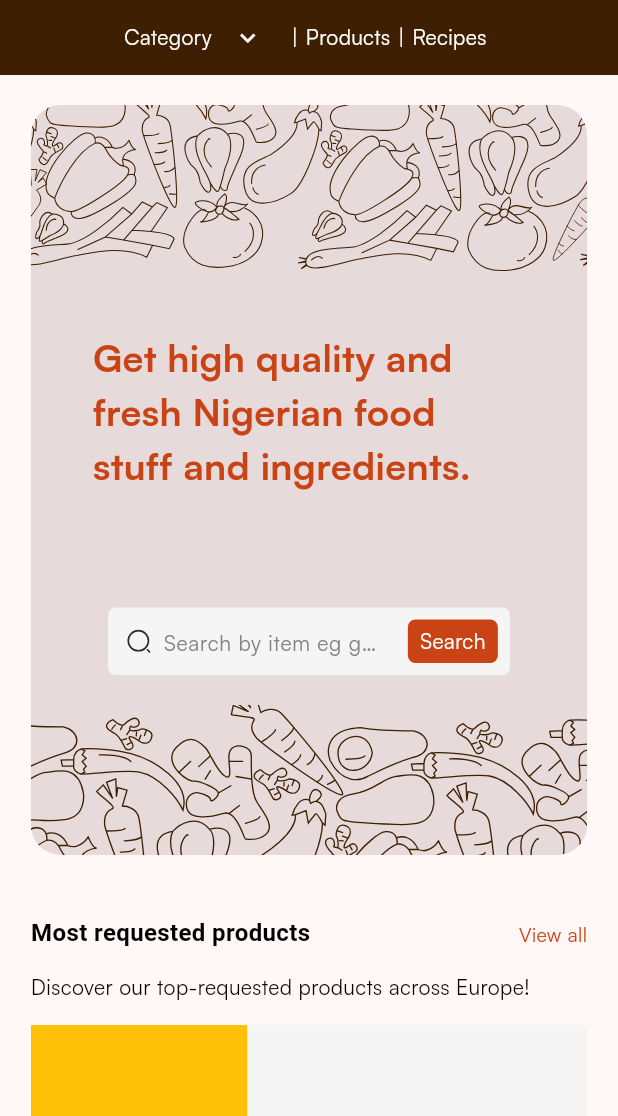
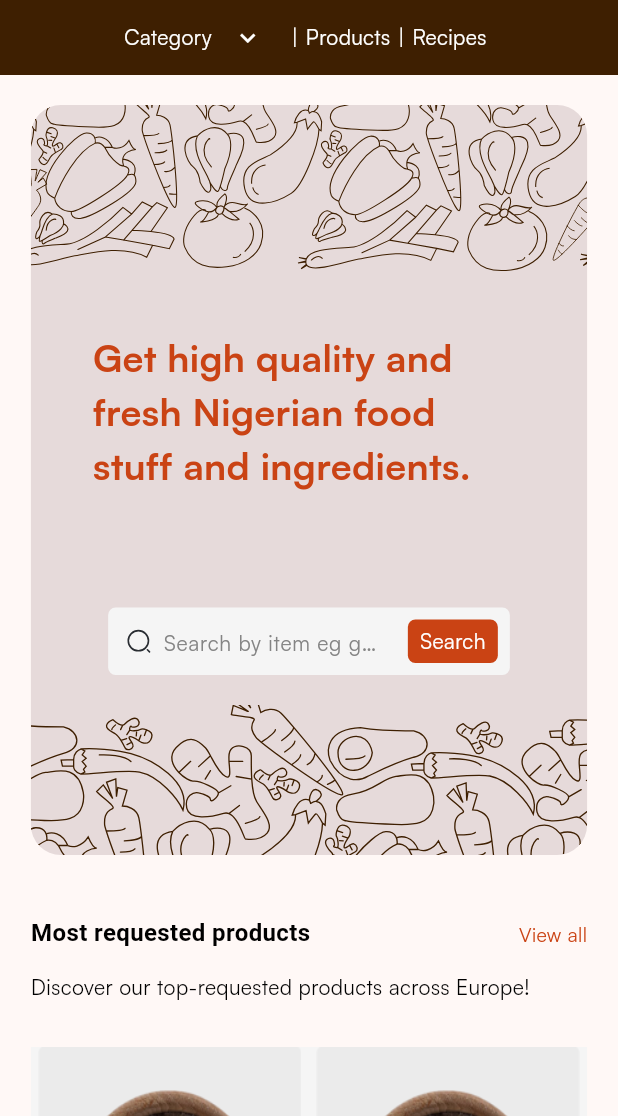
Before and after one commit to softkodestechnologies/Food_afro, a Flutter app: the screen it shows after launch, on a phone screen of 412 x 824 dp, the part 120-1236 px from its top. Run offline on Flutter 3.47's test engine with Material 2 defaults, Android fonts, the light colour scheme and no system bars; our stand-ins replace flutter_layout_grid, flutter_svg, google_fonts.

Commit message:
app_grid_widget 70%

```diff
--- a/lib/Screen/pages/home_screen/home_page.dart
+++ b/lib/Screen/pages/home_screen/home_page.dart
@@ -59,12 +59,7 @@ class _HomePageState extends State<HomePage> {
                 description:
                     'Discover our top-requested products across Europe!',
                 function: () {},
-                mobileRow: [
-                  auto,
-                  auto,
-                ],
-                widescreenRow: [auto],
-                productList: productlistprovider.mostRequestedProducts)
+                productList: productlistprovider.allproducts)
           ],
         ),
       ),
--- a/lib/util/responsive_screen.dart
+++ b/lib/util/responsive_screen.dart
@@ -11,3 +11,16 @@ class ResponsiveScreenView {
   static bool isMobile(BuildContext context) =>
       MediaQuery.of(context).size.width < 750;
 }
+
+
+ int rowNum({required int numofColumn, required int listLenght}) {
+      double rowIndexA = (listLenght / numofColumn);
+      int rowIndexB = (listLenght / numofColumn).floor();
+
+
+   if ( rowIndexA != rowIndexB){
+     return (rowIndexB+1);
+   }else{
+     return (rowIndexB);
+   }
+    }
--- /dev/null
+++ b/lib/widgets/app_ItemRowColumn.dart
@@ -0,0 +1,109 @@
+import 'package:flutter/material.dart';
+import 'package:food_afro_bean/util/responsive_screen.dart';
+
+class AppGridWidget extends StatelessWidget {
+  final int rowNum;
+  final int columnNum;
+  final List<Widget> widgetList;
+
+  const AppGridWidget(
+      {super.key,
+      required this.rowNum,
+      required this.columnNum,
+      required this.widgetList});
+
+  @override
+  Widget build(BuildContext context) {
+    var media = MediaQuery.of(context).size;
+    bool widescreen = (ResponsiveScreenView.isDesktop(context) ||
+        ResponsiveScreenView.isTablet(context));
+
+    List<List<Widget>> _generateMatrix() {
+      List<Widget> filledWidgets = List<Widget>.from(widgetList);
+      for (int i = filledWidgets.length; i < rowNum * columnNum; i++) {
+        filledWidgets.add(Container(
+          width: widescreen
+              ? 220
+              : media.width *
+                  .45, // the width should be the same as the product item card in the grid
+        )); // Fill in missing positions with empty containers
+      }
+
+      List<List<Widget>> matrix = List.generate(rowNum, (index) {
+        int startIndex = index * columnNum;
+        return filledWidgets.sublist(startIndex, startIndex + columnNum);
+      });
+
+      return matrix;
+    }
+
+    List<List<Widget>> matrix = _generateMatrix();
+
+    return Column(
+      mainAxisSize: MainAxisSize.min,
+      mainAxisAlignment: MainAxisAlignment.center,
+      children: [
+        for (var row in matrix)
+          Row(
+            crossAxisAlignment: CrossAxisAlignment.start,
+            mainAxisAlignment: MainAxisAlignment.spaceBetween,
+            children: row,
+          ),
+      ],
+    );
+  }
+}
+
+
+
+
+//////////////////  simplified version for refrence only to who ever takes over
+// class MatrixWidget extends StatelessWidget {
+//   final int rowNum;
+//   final int columnNum;
+//   final List<Widget> widgetList;
+
+//   MatrixWidget({required this.rowNum, required this.columnNum, required this.widgetList});
+
+//   @override
+//   Widget build(BuildContext context) {
+//     List<Widget> filledWidgets = List<Widget>.from(widgetList);
+//     while (filledWidgets.length < rowNum * columnNum) {
+//       filledWidgets.add(Container());
+//     }
+
+//     List<Row> rows = [];
+//     for (int rowIndex = 0; rowIndex < rowNum; rowIndex++) {
+//       int startIndex = rowIndex * columnNum;
+//       List<Widget> rowWidgets = filledWidgets.sublist(startIndex, startIndex + columnNum);
+//       rows.add(Row(
+//         mainAxisAlignment: MainAxisAlignment.center,
+//         children: rowWidgets,
+//       ));
+//     }
+
+//     return Column(
+//       mainAxisAlignment: MainAxisAlignment.center,
+//       children: rows,
+//     );
+//   }
+// }
+
+// void main() {
+//   runApp(MaterialApp(
+//     home: Scaffold(
+//       appBar: AppBar(title: Text('Widget Matrix Widget Example')),
+//       body: Center(
+//         child: MatrixWidget(
+//           rowNum: 3,
+//           columnNum: 3,
+//           widgetList: [
+//             Container(color: Colors.red),
+//             Container(color: Colors.green),
+//             Container(color: Colors.blue),
+//           ],
+//         ),
+//       ),
+//     ),
+//   ));
+// }
--- a/lib/widgets/app_body_section.dart
+++ b/lib/widgets/app_body_section.dart
@@ -3,6 +3,7 @@ import 'package:flutter_layout_grid/flutter_layout_grid.dart';
 import 'package:food_afro_bean/model/product_display_card.dart';
 import 'package:food_afro_bean/provider/product_lists_provider.dart';
 import 'package:food_afro_bean/util/responsive_screen.dart';
+import 'package:food_afro_bean/widgets/app_ItemRowColumn.dart';
 import 'package:food_afro_bean/widgets/app_product_display_card.dart';
 import 'package:food_afro_bean/widgets/app_text.dart';
 import 'package:food_afro_bean/widgets/app_text_button.dart';
@@ -16,8 +17,6 @@ class AppBodySpliteSection extends StatelessWidget {
     this.buttontext,
     required this.function,
     required this.productList,
-    required this.mobileRow,
-    required this.widescreenRow,
   });
 
   final String title;
@@ -26,18 +25,33 @@ class AppBodySpliteSection extends StatelessWidget {
   final VoidCallback function;
   final List<ProductDisplayCard> productList;
   ////
-  final List<TrackSize> mobileRow;
-
-  final List<TrackSize> widescreenRow;
+  int numofRow({required int numofColumn, required int listLenght}) {
+    double rowIndexA = (listLenght / numofColumn);
+    int rowIndexB = (listLenght / numofColumn).floor();
+    if (rowIndexA != rowIndexB) {
+      return (rowIndexB + 1);
+    } else {
+      return (rowIndexB);
+    }
+  }
 
   @override
   Widget build(BuildContext context) {
     var media = MediaQuery.of(context).size;
     bool widescreen = (ResponsiveScreenView.isDesktop(context) ||
         ResponsiveScreenView.isTablet(context));
+    bool desktop = (ResponsiveScreenView.isDesktop(context));
+    bool tablet = (ResponsiveScreenView.isTablet(context));
     var provider = Provider.of<ProductListProvider>(context);
+
+    int numOfColumn = desktop
+        ? 4
+        : (tablet)
+            ? 3
+            : 2;
+
     return Container(
-      margin: const EdgeInsets.only(top: 20),
+      margin: const EdgeInsets.symmetric(vertical: 20),
       width: media.width * .9,
       child: Column(
         crossAxisAlignment: CrossAxisAlignment.start,
@@ -57,63 +71,71 @@ class AppBodySpliteSection extends StatelessWidget {
           const SizedBox(height: 15),
           BodyText(text: description, maxLines: 2),
           const SizedBox(height: 15),
-
-          SizedBox(
-            height: 500,
-            width: media.width * .9,
-            child: GridView.builder(
-              gridDelegate: SliverGridDelegateWithFixedCrossAxisCount(
-                crossAxisCount: (media.width * .9 / 200).floor(),
-                mainAxisSpacing: 8.0,
-                crossAxisSpacing: 8.0,
-              ),
-              itemCount: 4,
-              itemBuilder: (context, index) {
-                return AppProductDisplayCard(
-                  id: productList[index].id,
-                  image: productList[index].image,
-                  title: productList[index].title,
-                  description: productList[index].description,
-                  price: productList[index].price,
-                  stars: productList[index].stars,
-                  addToCart: () {
-                    provider.addtocart(productList[index].id);
-                  },
-                  isfavourite: () {
-                    provider.isfavourite(productList[index].id);
-                  },
-                );
-              },
-            ),
+          AppGridWidget(
+            rowNum: numofRow(
+                numofColumn: numOfColumn, listLenght: productList.length),
+            columnNum: numOfColumn,
+            widgetList: provider.allproducts
+                .map((e) => AppProductDisplayCard(
+                      id: e.id,
+                      image: e.image,
+                      title: e.title,
+                      description: e.description,
+                      price: e.price,
+                      stars: e.stars,
+                      fav: e.favourite,
+                      addToCart: () {
+                        provider.addtocart(e.id);
+                      },
+                      isfavourite: () {
+                        provider.isfavourite(e.id);
+                      },
+                    ))
+                .toList(),
           )
-
-          ////////////////////////
-          // Align(
-          //   alignment: Alignment.center,
-          //   child: Wrap(
-          //     spacing: 20, runSpacing: 20,
-          //     // crossAxisAlignment: WrapCrossAlignment.start,
-          //     // alignment: WrapAlignment.spaceBetween,
-          // children: productList
-          //     .map(
-          //       (e) => AppProductDisplayCard(
-          //           image: e.image,
-          //           title: e.title,
-          //           description: e.description,
-          //           price: e.price,
-          //           stars: e.stars,
-          //           addToCart: () {}),
-          //     )
-          //     .toList(),
-          //   ),
-          // )
         ],
       ),
     );
   }
 }
 
+// class AppGridWidget extends StatelessWidget {
+//   final int rowNum;
+//   final int columnNum;
+//   final List<Widget> widgetList;
 
+//   const AppGridWidget({super.key, required this.rowNum, required this.columnNum, required this.widgetList});
+
+//   List<List<Widget>> _generateMatrix() {
+//     List<Widget> filledWidgets = List<Widget>.from(widgetList);
+//     for (int i = filledWidgets.length; i < rowNum * columnNum; i++) {
+//       filledWidgets.add(Container()); // Fill in missing positions with empty containers
+//     }
+
+//     List<List<Widget>> matrix = List.generate(rowNum, (index) {
+//       int startIndex = index * columnNum;
+//       return filledWidgets.sublist(startIndex, startIndex + columnNum);
+//     });
+
+//     return matrix;
+//   }
+
+//   @override
+//   Widget build(BuildContext context) {
+//     List<List<Widget>> matrix = _generateMatrix();
+
+//     return Column(mainAxisSize: MainAxisSize.min,
+//       mainAxisAlignment: MainAxisAlignment.center,
+//       children: [
+//         for (var row in matrix)
+//           Row(
+//             mainAxisAlignment: MainAxisAlignment.center,
+//             children: row,
+//           ),
+//       ],
+//     );
+//   }
+// }
 
   // child: LayoutGrid(
             //   columnSizes: widescreen ? [auto, auto, auto, auto] : [auto, auto],
@@ -141,3 +163,56 @@ class AppBodySpliteSection extends StatelessWidget {
             //       )
             //       .toList(),
             // ),
+
+
+
+
+             // SizedBox(
+          //   height: 500,
+          //   width: media.width * .9,
+          //   child: GridView.builder(
+          //     gridDelegate: SliverGridDelegateWithFixedCrossAxisCount(
+          //       crossAxisCount: (media.width * .9 / 200).floor(),
+          //       mainAxisSpacing: 8.0,
+          //       crossAxisSpacing: 8.0,
+          //     ),
+          //     itemCount: 4,
+          //     itemBuilder: (context, index) {
+          //       return AppProductDisplayCard(
+          //         id: productList[index].id,
+          //         image: productList[index].image,
+          //         title: productList[index].title,
+          //         description: productList[index].description,
+          //         price: productList[index].price,
+          //         stars: productList[index].stars,
+          //         addToCart: () {
+          //           provider.addtocart(productList[index].id);
+          //         },
+          //         isfavourite: () {
+          //           provider.isfavourite(productList[index].id);
+          //         },
+          //       );
+          //     },
+          //   ),
+          // )
+
+          ////////////////////////
+          // Align(
+          //   alignment: Alignment.center,
+          //   child: Wrap(
+          //     spacing: 20, runSpacing: 20,
+          //     // crossAxisAlignment: WrapCrossAlignment.start,
+          //     // alignment: WrapAlignment.spaceBetween,
+          // children: productList
+          //     .map(
+          //       (e) => AppProductDisplayCard(
+          //           image: e.image,
+          //           title: e.title,
+          //           description: e.description,
+          //           price: e.price,
+          //           stars: e.stars,
+          //           addToCart: () {}),
+          //     )
+          //     .toList(),
+          //   ),
+          // )
--- a/lib/widgets/app_product_display_card.dart
+++ b/lib/widgets/app_product_display_card.dart
@@ -1,7 +1,11 @@
+import 'dart:math';
+
 import 'package:flutter/material.dart';
+import 'package:flutter_svg/flutter_svg.dart';
 import 'package:food_afro_bean/util/app_color.dart';
 import 'package:food_afro_bean/util/responsive_screen.dart';
 import 'package:food_afro_bean/widgets/app_button.dart';
+import 'package:food_afro_bean/widgets/app_image_icon_button.dart';
 import 'package:food_afro_bean/widgets/app_text.dart';
 
 class AppProductDisplayCard extends StatefulWidget {
@@ -13,6 +17,7 @@ class AppProductDisplayCard extends StatefulWidget {
     required this.description,
     required this.price,
     required this.stars,
+    required this.fav,
     required this.addToCart,
     required this.isfavourite,
   });
@@ -22,6 +27,7 @@ class AppProductDisplayCard extends StatefulWidget {
   final String description;
   final double price;
   final double stars;
+  final bool fav;
   final VoidCallback addToCart;
   final VoidCallback isfavourite;
 
@@ -31,65 +37,70 @@ class AppProductDisplayCard extends StatefulWidget {
 
 class _AppProductDisplayCardState extends State<AppProductDisplayCard> {
   // bool expand = false;
-  double _containerHeight = 390.0;
+  double _onhoverheight = 430.0;
   @override
   Widget build(BuildContext context) {
     var media = MediaQuery.of(context).size;
     bool desktop = (ResponsiveScreenView.isDesktop(context));
     bool widescreen = (ResponsiveScreenView.isDesktop(context) ||
         ResponsiveScreenView.isTablet(context));
+    double _containerHeight = desktop ? _onhoverheight : 470.0;
 
-    // void _expandContainer() {
-    //   setState(() {
-    //     _containerHeight = 550.0;
-    //   });
-    // }
+    void _expandContainer() {
+      setState(() {
+        _onhoverheight = 500.0;
+      });
+    }
 
-    // void _shrinkContainer() {
-    //   setState(() {
-    //     _containerHeight = 450.0;
-    //   });
-    // }
+    void _shrinkContainer() {
+      setState(() {
+        _onhoverheight = 430.0;
+      });
+    }
 
     return InkWell(
       onHover: (isHovered) {
-        // if (isHovered) {
-        //   _expandContainer();
-        // } else {
-        //   _shrinkContainer();
-        // }
+        if (isHovered) {
+          _expandContainer();
+        } else {
+          _shrinkContainer();
+        }
       },
-      onTap: () {
-        //
-      },
+      onTap: () {},
       child: Container(
         // color: expand ? AppColors.themeColor : null,
         height: _containerHeight, //? 550 : 450,
-        // margin: const EdgeInsets.symmetric(horizontal: 5),
-        width: widescreen ? 200 : media.width * .35,
+        margin: const EdgeInsets.only(top: 15),
+        width: widescreen ? 220 : media.width * .45,
+        padding: const EdgeInsets.symmetric(horizontal: 5),
         color: AppColors.backgroundGray,
         child: Column(
           crossAxisAlignment: CrossAxisAlignment.start,
           children: [
-            Container(
-              color: Colors.amber,
+            Align(
+              alignment: Alignment.center,
+              child: SizedBox(
+                ///change to image network later this is for test use only
 
-              ///change to image network later this is for test use only
-              width: widescreen ? 200 : media.width * .35,
-              height: 300,
+                height: 270,
                 child: Image.asset(
                   widget.image,
-                fit: BoxFit.fitWidth,
-                width: 200,
+                  fit: BoxFit.fill,
+                  // width: 200,
+                ),
               ),
             ),
             const SizedBox(height: 10),
-            TitleText(text: widget.title),
+            TitleText(
+              text: widget.title,
+              size: widescreen ? null : 14,
+            ),
             const SizedBox(height: 10),
             BodyText(
               text: widget.description,
               color: AppColors.textgray,
               maxLines: 2,
+              size: widescreen ? null : 12,
             ),
             const SizedBox(height: 10),
             TitleText(
@@ -100,46 +111,94 @@ class _AppProductDisplayCardState extends State<AppProductDisplayCard> {
               children: [
                 Icon(
                   (widget.stars >= 1) ? Icons.star : Icons.star_border_outlined,
-                  size: 15,
+                  size: widescreen ? 19 : 16,
                   color: AppColors.starColor,
                 ),
                 Icon(
                   (widget.stars >= 2) ? Icons.star : Icons.star_border_outlined,
-                  size: 15,
+                  size: widescreen ? 19 : 16,
                   color: AppColors.starColor,
                 ),
                 Icon(
                   (widget.stars >= 3) ? Icons.star : Icons.star_border_outlined,
-                  size: 15,
+                  size: widescreen ? 19 : 16,
                   color: AppColors.starColor,
                 ),
                 Icon(
                   (widget.stars >= 4) ? Icons.star : Icons.star_border_outlined,
-                  size: 15,
+                  size: widescreen ? 19 : 16,
                   color: AppColors.starColor,
                 ),
                 Icon(
                   (widget.stars == 5) ? Icons.star : Icons.star_border_outlined,
-                  size: 15,
+                  size: widescreen ? 19 : 16,
                   color: AppColors.starColor,
                 ),
               ],
             ),
-            if (!desktop) const SizedBox(height: 10),
-            if (!desktop)
-              Row(
-                mainAxisSize: MainAxisSize.min,
+            const SizedBox(height: 10),
+            if (_containerHeight != 430)
+              media.width <= 280
+                  ? Column(
+                      crossAxisAlignment: CrossAxisAlignment.start,
                       children: [
                         AppButton1(
                           label: '',
                           function: widget.addToCart,
-                    widget: Row(children: [
+                          width: 105,
+                          height: 27,
+                          widget: Row(
+                              mainAxisAlignment: MainAxisAlignment.center,
+                              children: [
+                                SvgPicture.asset('assets/images/bag22.svg'),
+                                const SizedBox(width: 3),
+
                                 const SmallBodyText(
                                   text: 'Add to Cart',
                                   color: Colors.white,
                                 ),
                                 // AppImageIconButton(image: image, function: function)
                               ]),
+                        ),
+                        const SizedBox(height: 5),
+                        AppImageIconButton(
+                            image: widget.fav
+                                ? 'assets/images/fav_red.svg'
+                                : 'assets/images/fav_borderline.svg',
+                            function: widget.isfavourite)
+                      ],
+                    )
+                  : Row(
+                      mainAxisAlignment: MainAxisAlignment.spaceBetween,
+                      children: [
+                        AppButton1(
+                          label: '',
+                          function: widget.addToCart,
+                          width: 160,
+                          widget: Row(
+                              mainAxisAlignment: MainAxisAlignment.center,
+                              children: [
+                                SvgPicture.asset('assets/images/bag22.svg'),
+                                const SizedBox(width: 3),
+
+                                const SmallBodyText(
+                                  text: 'Add to Cart',
+                                  color: Colors.white,
+                                ),
+                                // AppImageIconButton(image: image, function: function)
+                              ]),
+                        ),
+                        const SizedBox(width: 10),
+                        AppImageIconButton(
+                          image: widget.fav
+                              ? 'assets/images/fav_red.svg'
+                              : 'assets/images/fav_borderline.svg',
+                          size: 30,
+                          function: () {
+                            setState(() {
+                              widget.isfavourite;
+                            });
+                          },
                         )
                       ],
                     )
```
Lines whose indentation alone changed are shown as unchanged.
